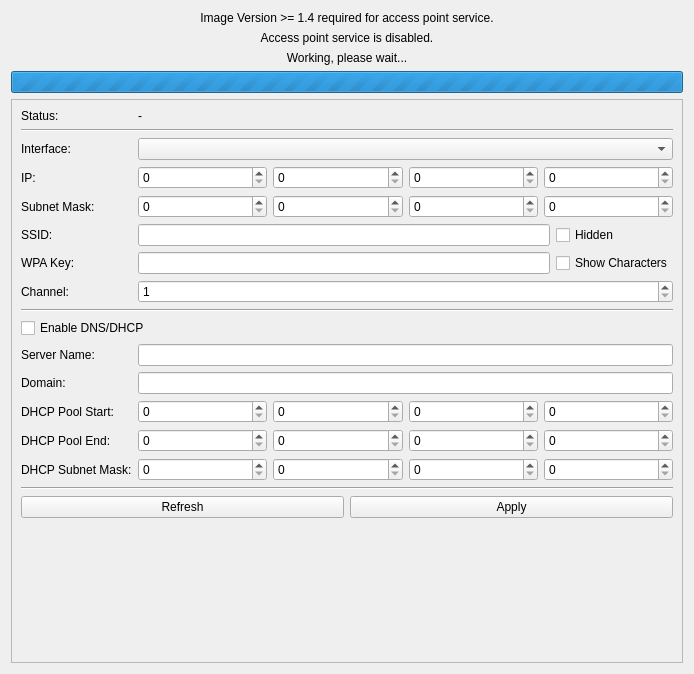
First picture: the form in src/brickv/plugin_system/plugins/red/ui/red_tab_settings_ap.ui, repository Tinkerforge/brickv, before the edit.
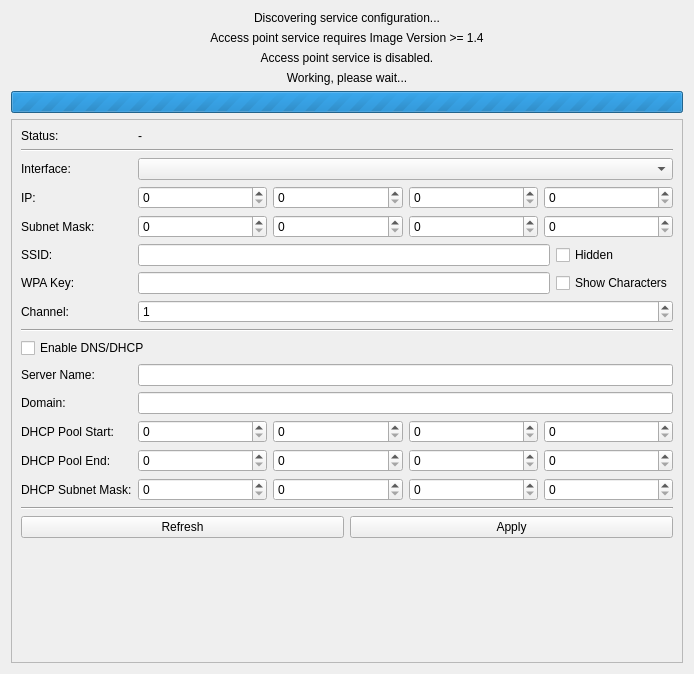
Second picture: the form after the edit.

Commit message: red-brick: Show or hide DNS/DHCP fields based on whether it is enabled or not

Diff of the .ui file:
```diff
--- a/src/brickv/plugin_system/plugins/red/ui/red_tab_settings_ap.ui
+++ b/src/brickv/plugin_system/plugins/red/ui/red_tab_settings_ap.ui
@@ -14,7 +14,7 @@
    <string>Form</string>
   </property>
   <layout class="QGridLayout" name="gridLayout">
-   <item row="4" column="0">
+   <item row="5" column="0">
     <widget class="QProgressBar" name="pbar_applying">
      <property name="maximum">
       <number>0</number>
@@ -24,7 +24,7 @@
      </property>
     </widget>
    </item>
-   <item row="7" column="0">
+   <item row="8" column="0">
     <widget class="QScrollArea" name="sarea_ap">
      <property name="widgetResizable">
       <bool>true</bool>
@@ -35,7 +35,7 @@
         <x>0</x>
         <y>0</y>
         <width>674</width>
-        <height>554</height>
+        <height>531</height>
        </rect>
       </property>
       <layout class="QGridLayout" name="gridLayout_3">
@@ -426,7 +426,7 @@
      </widget>
     </widget>
    </item>
-   <item row="3" column="0">
+   <item row="4" column="0">
     <widget class="QLabel" name="label_applying">
      <property name="text">
       <string>Working, please wait...</string>
@@ -436,7 +436,20 @@
      </property>
     </widget>
    </item>
-   <item row="1" column="0">
+   <item row="0" column="0">
+    <widget class="QLabel" name="label_ap_discovering">
+     <property name="text">
+      <string>Discovering service configuration...</string>
+     </property>
+     <property name="alignment">
+      <set>Qt::AlignCenter</set>
+     </property>
+     <property name="wordWrap">
+      <bool>true</bool>
+     </property>
+    </widget>
+   </item>
+   <item row="2" column="0">
     <widget class="QLabel" name="label_ap_disabled">
      <property name="enabled">
       <bool>true</bool>
@@ -452,10 +465,10 @@
      </property>
     </widget>
    </item>
-   <item row="0" column="0">
+   <item row="1" column="0">
     <widget class="QLabel" name="label_ap_unsupported">
      <property name="text">
-      <string>Image Version &gt;= 1.4 required for access point service.</string>
+      <string>Access point service requires Image Version &gt;= 1.4</string>
      </property>
      <property name="alignment">
       <set>Qt::AlignCenter</set>
```
Left out of the diff: 10 changed lines with no effect on the pictures. The commit also changes 1 other file.
